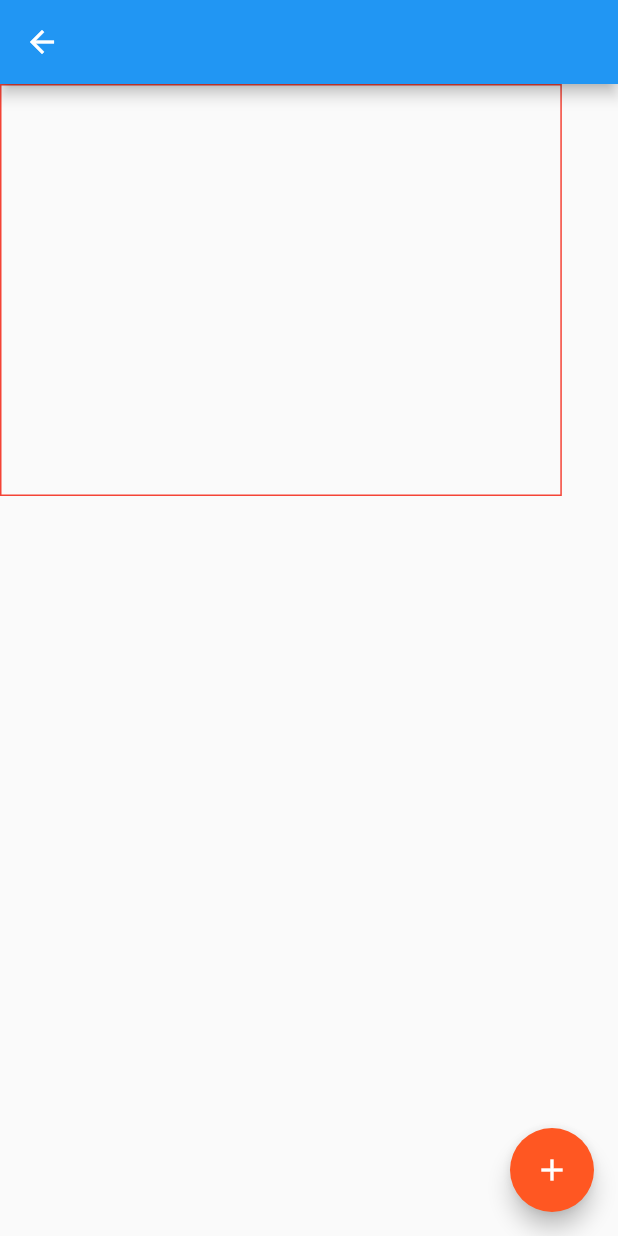
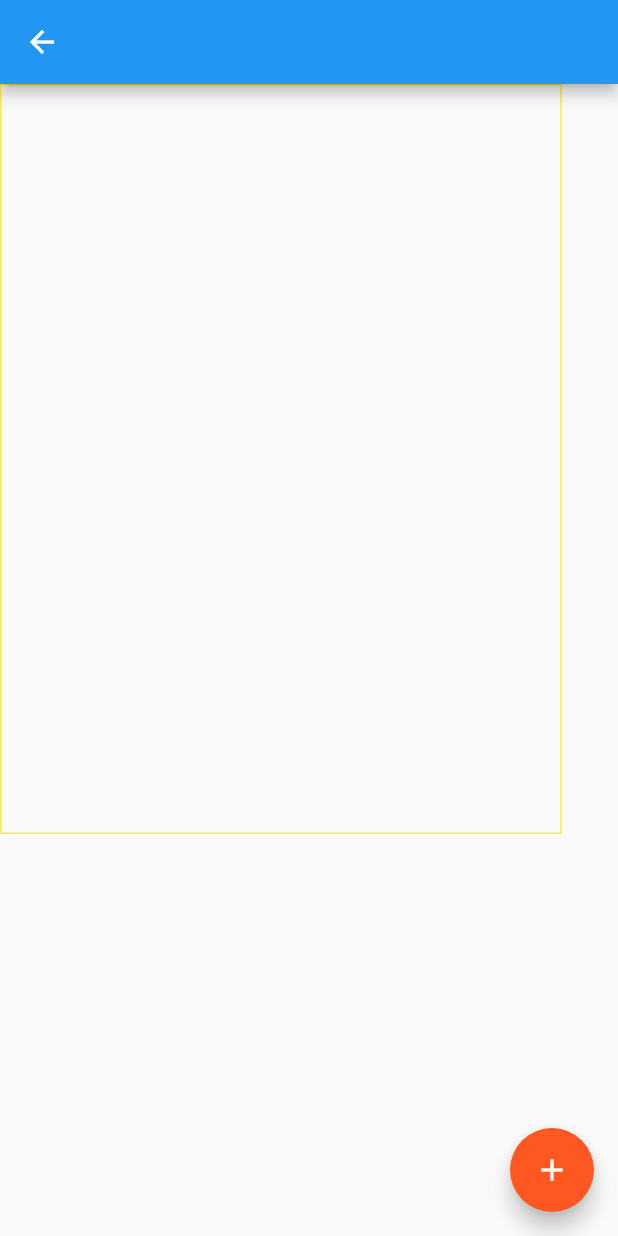
Before and after one commit to Dilshad97/Insta, a Flutter app: the MyHomePage screen opened directly, on a phone screen of 412 x 824 dp. Run offline on Flutter 3.47's test engine with Material 2 defaults, Android fonts, the phone set to English and light mode, and no system bars; our stand-ins replace fluttertoast, image_cropper, image_picker, permission_handler, share.

Commit message:
custom cropper added as download image.dart

```diff
--- a/lib/download image.dart
+++ b/lib/download image.dart
@@ -47,21 +47,18 @@ class _MyHomePageState extends State<MyHomePage> {
             left: position.dx,
             top: position.dy - height + 20,
             child: Draggable(
-              child: Container(
-                decoration:
-                    BoxDecoration(border: Border.all(color: Colors.red)),
-                width: width,
-                height: MediaQuery.of(context).size.height / 2 / 1.5,
-                // color: Colors.blue,
-                // child: Center(child: Text("Drag",),),
-              ),
-              feedback: Container(
-                  // child: Center(
-                  //   child: Text("Drag", ),),
-                  // color: Colors.blue[300],
-                  // width: width,
-                  // height: height,
-                  ),
+              child: SizedBox(
+                  height: 500,
+                  width: width,
+                  child: AspectRatio(
+                    aspectRatio: 2 / 1,
+                    child: Container(
+                      decoration: BoxDecoration(
+                        // color: Colors.red ,
+                          border: Border.all(color: Colors.yellow)),
+                    ),
+                  )),
+              feedback: Container(),
               onDraggableCanceled: (Velocity velocity, Offset offset) {
                 setState(() => position = offset);
               },
@@ -76,7 +73,8 @@ class _MyHomePageState extends State<MyHomePage> {
             _pickImage();
           else if (state == AppState.picked)
             // _cropImage();
-            corpImagr();
+            // corpImagr();
+            _clearImage();
           else if (state == AppState.cropped) _clearImage();
         },
         child: _buildButtonIcon(),
@@ -106,31 +104,31 @@ class _MyHomePageState extends State<MyHomePage> {
     }
   }
 
-  corpImagr() {
-    Positioned(
-      left: position.dx,
-      top: position.dy - height + 20,
-      child: Draggable(
-        child: Container(
-          decoration: BoxDecoration(border: Border.all(color: Colors.red)),
-          width: width,
-          height: height,
-          // color: Colors.blue,
-          // child: Center(child: Text("Drag",),),
-        ),
-        feedback: Container(
-            // child: Center(
-            //   child: Text("Drag", ),),
-            // color: Colors.blue[300],
-            // width: width,
-            // height: height,
-            ),
-        onDraggableCanceled: (Velocity velocity, Offset offset) {
-          setState(() => position = offset);
-        },
-      ),
-    );
-  }
+  // corpImagr() {
+  //   Positioned(
+  //     left: position.dx,
+  //     top: position.dy - height + 20,
+  //     child: Draggable(
+  //       child: Container(
+  //         decoration: BoxDecoration(border: Border.all(color: Colors.red)),
+  //         width: width,
+  //         height: height,
+  //         // color: Colors.blue,
+  //         // child: Center(child: Text("Drag",),),
+  //       ),
+  //       feedback: Container(
+  //           // child: Center(
+  //           //   child: Text("Drag", ),),
+  //           // color: Colors.blue[300],
+  //           // width: width,
+  //           // height: height,
+  //           ),
+  //       onDraggableCanceled: (Velocity velocity, Offset offset) {
+  //         setState(() => position = offset);
+  //       },
+  //     ),
+  //   );
+  // }
 
   Future<Null> _cropImage() async {
     File croppedFile = await ImageCropper.cropImage(
```
